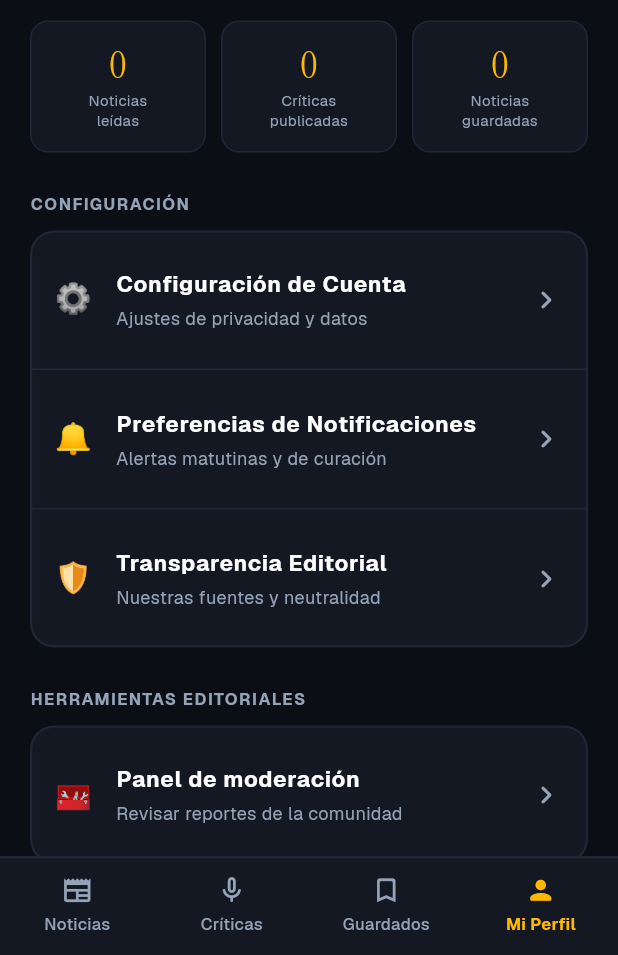
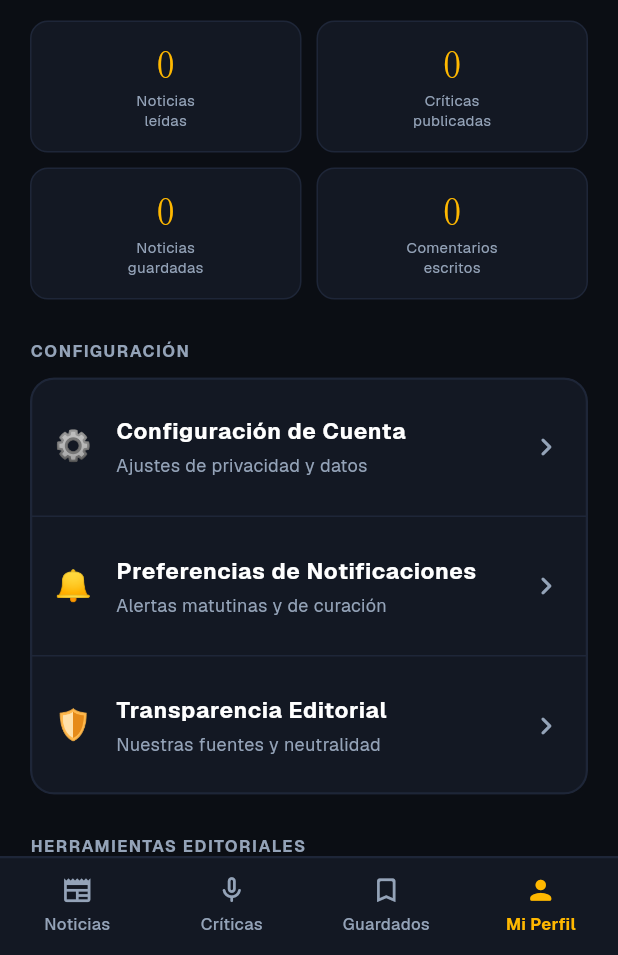
Before and after one commit to Johegvel/NewsFlow, a Flutter app: the ProfilePage screen opened directly, on a phone screen of 412 x 824 dp, the part 281-1236 px from its top. Run offline on Flutter 3.47's test engine with Material 3 defaults, Android fonts, the light colour scheme and no system bars; our stand-ins replace shared_preferences; accounts and stored records are empty; network calls fail.

Commit message:
Contador comentarios

```diff
--- a/frontend/lib/data/models/profile_stats_model.dart
+++ b/frontend/lib/data/models/profile_stats_model.dart
@@ -5,6 +5,7 @@ class ProfileStatsModel extends ProfileStatsEntity {
     required super.readsCount,
     required super.critiquesCount,
     required super.savedCount,
+    required super.commentsCount,
   });
 
   factory ProfileStatsModel.fromJson(Map<String, dynamic> json) {
@@ -12,6 +13,7 @@ class ProfileStatsModel extends ProfileStatsEntity {
       readsCount: _asInt(json['reads_count']),
       critiquesCount: _asInt(json['critiques_count']),
       savedCount: _asInt(json['saved_count']),
+      commentsCount: _asInt(json['comments_count']),
     );
   }
 
--- a/frontend/lib/domain/entities/profile_stats_entity.dart
+++ b/frontend/lib/domain/entities/profile_stats_entity.dart
@@ -2,10 +2,12 @@ class ProfileStatsEntity {
   final int readsCount;
   final int critiquesCount;
   final int savedCount;
+  final int commentsCount;
 
   const ProfileStatsEntity({
     this.readsCount = 0,
     this.critiquesCount = 0,
     this.savedCount = 0,
+    this.commentsCount = 0,
   });
 }
--- a/frontend/lib/presentation/screens/profile/profile_page.dart
+++ b/frontend/lib/presentation/screens/profile/profile_page.dart
@@ -112,12 +112,16 @@ class _ProfilePageState extends State<ProfilePage> {
               ],
             ),
             const SizedBox(height: 22),
+
             Container(
               padding: const EdgeInsets.all(18),
               decoration: BoxDecoration(
                 color: AppTheme.surfaceColor,
                 borderRadius: BorderRadius.circular(16),
-                  border: Border.all(color: AppTheme.borderColor, width: 1.5),
+                border: Border.all(
+                  color: AppTheme.borderColor,
+                  width: 1.5,
+                ),
               ),
               child: Row(
                 children: [
@@ -165,18 +169,26 @@ class _ProfilePageState extends State<ProfilePage> {
                 ],
               ),
             ),
+
             const SizedBox(height: 14),
+
             FutureBuilder<ProfileStatsEntity>(
               future: _statsFuture,
               builder: (context, snapshot) {
-                  final stats = snapshot.data ?? const ProfileStatsEntity();
-                  return Row(
+                final stats =
+                    snapshot.data ?? const ProfileStatsEntity();
+
+                final isLoading =
+                    snapshot.connectionState ==
+                    ConnectionState.waiting;
+
+                return Column(
+                  children: [
+                    Row(
                       children: [
                         Expanded(
                           child: _StatCard(
-                          value:
-                              snapshot.connectionState ==
-                                  ConnectionState.waiting
+                            value: isLoading
                                 ? '…'
                                 : '${stats.readsCount}',
                             label: 'Noticias\nleídas',
@@ -185,30 +197,45 @@ class _ProfilePageState extends State<ProfilePage> {
                         const SizedBox(width: 10),
                         Expanded(
                           child: _StatCard(
-                          value:
-                              snapshot.connectionState ==
-                                  ConnectionState.waiting
+                            value: isLoading
                                 ? '…'
                                 : '${stats.critiquesCount}',
                             label: 'Críticas\npublicadas',
                           ),
                         ),
-                      const SizedBox(width: 10),
+                      ],
+                    ),
+
+                    const SizedBox(height: 10),
+
+                    Row(
+                      children: [
                         Expanded(
                           child: _StatCard(
-                          value:
-                              snapshot.connectionState ==
-                                  ConnectionState.waiting
+                            value: isLoading
                                 ? '…'
                                 : '${stats.savedCount}',
                             label: 'Noticias\nguardadas',
                           ),
                         ),
+                        const SizedBox(width: 10),
+                        Expanded(
+                          child: _StatCard(
+                            value: isLoading
+                                ? '…'
+                                : '${stats.commentsCount}',
+                            label: 'Comentarios\nescritos',
+                          ),
+                        ),
+                      ],
+                    ),
                   ],
                 );
               },
             ),
+
             const SizedBox(height: 26),
+
             const Text(
               'CONFIGURACIÓN',
               style: TextStyle(
@@ -218,7 +245,9 @@ class _ProfilePageState extends State<ProfilePage> {
                 letterSpacing: 1,
               ),
             ),
+
             const SizedBox(height: 10),
+
             Material(
               color: AppTheme.surfaceColor,
               clipBehavior: Clip.antiAlias,
@@ -235,28 +264,33 @@ class _ProfilePageState extends State<ProfilePage> {
                     emoji: '⚙️',
                     title: 'Configuración de Cuenta',
                     subtitle: 'Ajustes de privacidad y datos',
-                      onTap: () => _openSettings(const AccountSettingsPage()),
+                    onTap: () =>
+                        _openSettings(const AccountSettingsPage()),
                   ),
                   const Divider(height: 1),
                   _SettingsRow(
                     emoji: '🔔',
                     title: 'Preferencias de Notificaciones',
                     subtitle: 'Alertas matutinas y de curación',
-                      onTap: () =>
-                          _openSettings(const NotificationPreferencesPage()),
+                    onTap: () => _openSettings(
+                      const NotificationPreferencesPage(),
+                    ),
                   ),
                   const Divider(height: 1),
                   _SettingsRow(
                     emoji: '🛡️',
                     title: 'Transparencia Editorial',
                     subtitle: 'Nuestras fuentes y neutralidad',
-                      onTap: () =>
-                          _openSettings(const EditorialTransparencyPage()),
+                    onTap: () => _openSettings(
+                      const EditorialTransparencyPage(),
+                    ),
                   ),
                 ],
               ),
             ),
+
             const SizedBox(height: 26),
+
             const Text(
               'HERRAMIENTAS EDITORIALES',
               style: TextStyle(
@@ -266,7 +300,9 @@ class _ProfilePageState extends State<ProfilePage> {
                 letterSpacing: 1,
               ),
             ),
+
             const SizedBox(height: 10),
+
             Material(
               color: AppTheme.surfaceColor,
               clipBehavior: Clip.antiAlias,
@@ -288,7 +324,9 @@ class _ProfilePageState extends State<ProfilePage> {
                 ),
               ),
             ),
+
             const SizedBox(height: 22),
+
             OutlinedButton.icon(
               onPressed: _logout,
               icon: const Icon(
@@ -297,11 +335,17 @@ class _ProfilePageState extends State<ProfilePage> {
               ),
               label: const Text(
                 'Cerrar Sesión',
-                  style: TextStyle(color: AppTheme.destructive),
+                style: TextStyle(
+                  color: AppTheme.destructive,
+                ),
               ),
               style: OutlinedButton.styleFrom(
-                  side: const BorderSide(color: AppTheme.destructive),
-                  padding: const EdgeInsets.symmetric(vertical: 15),
+                side: const BorderSide(
+                  color: AppTheme.destructive,
+                ),
+                padding: const EdgeInsets.symmetric(
+                  vertical: 15,
+                ),
               ),
             ),
           ],
@@ -311,6 +355,7 @@ class _ProfilePageState extends State<ProfilePage> {
   );
 }
 }
+
 
 class _StatCard extends StatelessWidget {
   final String value;
```
Also changed, not shown: frontend/pubspec.lock, 2 other files. Lines whose indentation alone changed are shown as unchanged.
